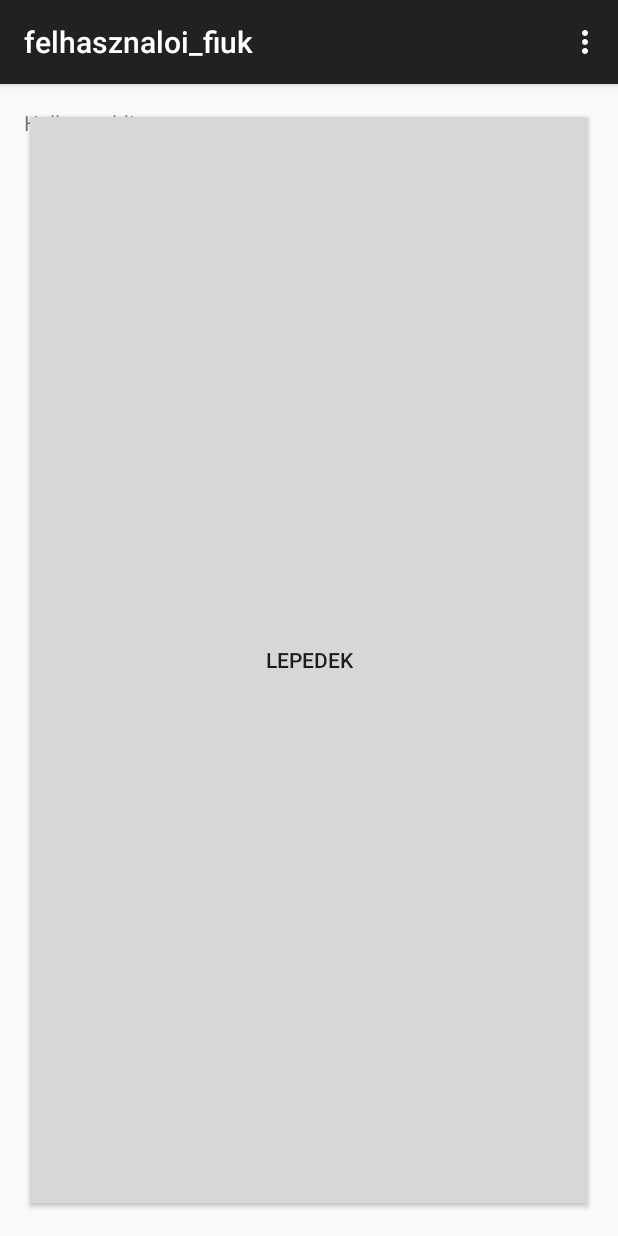
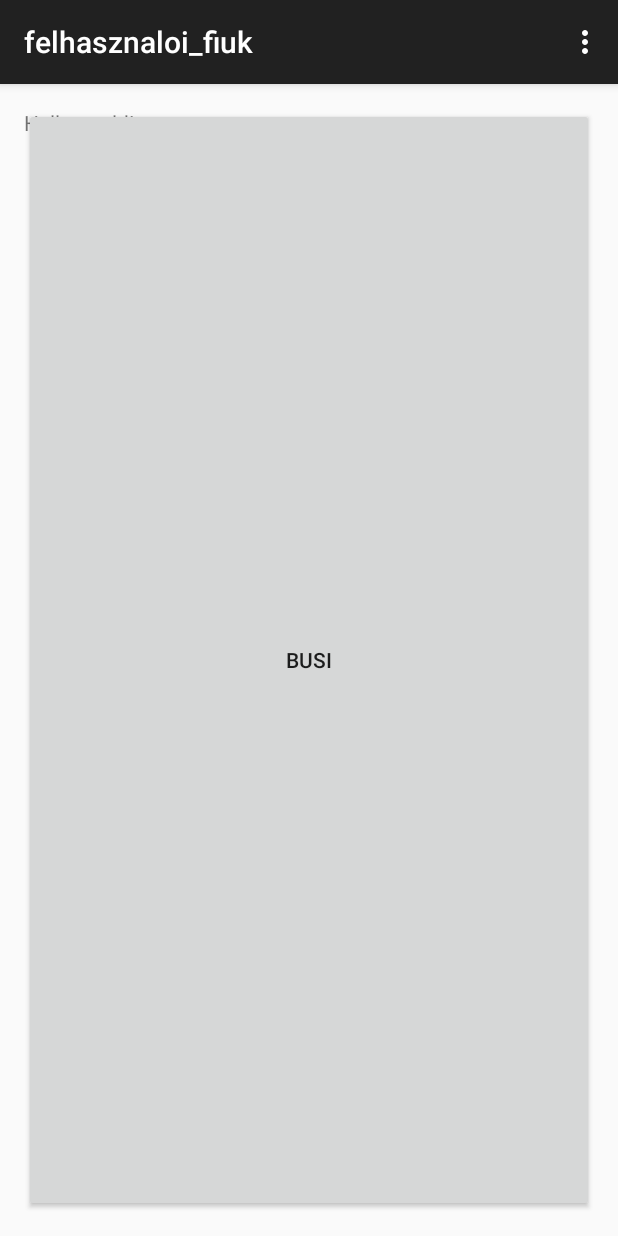
Before and after one commit to ArturHalmagyi/felhasznaloi_fiuk, an Android app: the screen it shows after launch (Main_menu), on a phone screen of 412 x 824 dp. Run offline under Robolectric (Android 15) with nearby library versions, the phone set to English and light mode, and no system bars.

Commit message:
Nemáh#2

```diff
--- a/felhasznaloi_fiuk/app/src/main/res/layout/activity_main_menu.xml
+++ b/felhasznaloi_fiuk/app/src/main/res/layout/activity_main_menu.xml
@@ -8,7 +8,7 @@
     <TextView android:text="@string/hello_world" android:layout_width="wrap_content"
         android:layout_height="wrap_content" />
     <Button
-        android:text="lepedek"
+        android:text="busi"
         android:layout_width="match_parent"
         android:layout_height="match_parent" />
 
```
